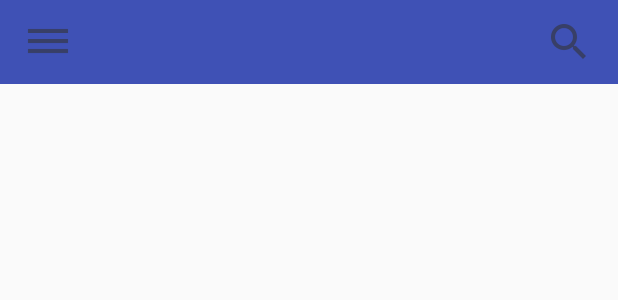
After one commit to LeeJunyeol/SportFacilitiesReservationApplication, an Android app: the layout basic_toolbar.xml on its own in the app's theme, with its tools: preview values and no code run, on a phone screen of 412 x 824 dp. The commit adds this screen. Shown: the top 300 px of the screen. Run offline under Robolectric (Android 15) with nearby library versions, the phone set to English and light mode, and no system bars.

Commit message:
기본 툴바 생성(프래그먼트로 각 레이아웃에 추가)

```diff
--- a/app/build.gradle
+++ b/app/build.gradle
@@ -24,7 +24,8 @@ dependencies {
     androidTestCompile('com.android.support.test.espresso:espresso-core:2.2.2', {
         exclude group: 'com.android.support', module: 'support-annotations'
     })
-    compile 'com.android.support:appcompat-v7:25.1.1'
+    compile 'com.android.support:appcompat-v7:25.3.1'
     compile 'com.android.support.constraint:constraint-layout:1.0.2'
     testCompile 'junit:junit:4.12'
+    compile 'com.android.support:design:25.3.1'
 }
--- a/app/src/main/AndroidManifest.xml
+++ b/app/src/main/AndroidManifest.xml
@@ -18,4 +18,4 @@
         </activity>
     </application>
 
-</manifest>
+    </manifest>
--- /dev/null
+++ b/app/src/main/res/layout/basic_toolbar.xml
@@ -0,0 +1,69 @@
+<?xml version="1.0" encoding="utf-8"?>
+<android.support.constraint.ConstraintLayout xmlns:android="http://schemas.android.com/apk/res/android"
+    xmlns:app="http://schemas.android.com/apk/res-auto"
+    xmlns:tools="http://schemas.android.com/tools"
+    android:layout_width="match_parent"
+    android:layout_height="wrap_content">
+
+    <android.support.constraint.ConstraintLayout
+        android:layout_width="0dp"
+        android:layout_height="wrap_content"
+        android:layout_marginBottom="0dp"
+        android:theme="@style/AppTheme.AppBarOverlay"
+        app:layout_constraintBottom_toBottomOf="parent"
+        app:layout_constraintHorizontal_bias="0.0"
+        app:layout_constraintLeft_toLeftOf="parent"
+        app:layout_constraintRight_toRightOf="parent"
+        app:layout_constraintTop_toTopOf="parent"
+        app:layout_constraintVertical_bias="0.0"
+        tools:layout_constraintLeft_creator="1"
+        tools:layout_constraintRight_creator="1"
+        android:id="@+id/constraintLayout">
+
+        <android.support.v7.widget.Toolbar
+            android:id="@+id/tb_common"
+            android:layout_width="0dp"
+            android:layout_height="wrap_content"
+            android:background="@color/colorPrimary"
+            app:layout_constraintBottom_toBottomOf="parent"
+            app:layout_constraintHorizontal_bias="0.0"
+            app:layout_constraintLeft_toLeftOf="parent"
+            app:layout_constraintRight_toRightOf="parent"
+            app:layout_constraintTop_toTopOf="parent"
+            app:layout_constraintVertical_bias="0.0"
+            app:popupTheme="@style/AppTheme.PopupOverlay" />
+
+        <ImageView
+            android:id="@+id/imgv_list"
+            android:layout_width="wrap_content"
+            android:layout_height="wrap_content"
+            app:layout_constraintBottom_toBottomOf="parent"
+            app:layout_constraintHorizontal_bias="0.042"
+            app:layout_constraintLeft_toLeftOf="parent"
+            app:layout_constraintRight_toRightOf="parent"
+            app:layout_constraintTop_toTopOf="parent"
+            app:srcCompat="@drawable/ic_open_drawer"
+            android:contentDescription="@string/ic_tb_list"/>
+
+        <ImageView
+            android:id="@+id/imgv_serarch"
+            android:layout_width="wrap_content"
+            android:layout_height="wrap_content"
+            android:layout_marginBottom="8dp"
+            android:layout_marginEnd="8dp"
+            android:layout_marginLeft="8dp"
+            android:layout_marginRight="8dp"
+            android:layout_marginStart="8dp"
+            android:layout_marginTop="8dp"
+            app:layout_constraintBottom_toBottomOf="parent"
+            app:layout_constraintHorizontal_bias="0.977"
+            app:layout_constraintLeft_toLeftOf="parent"
+            app:layout_constraintRight_toRightOf="@+id/tb_common"
+            app:layout_constraintTop_toTopOf="parent"
+            app:srcCompat="@drawable/ic_search_facilities"
+            android:contentDescription="@string/ic_tb_search"/>
+
+    </android.support.constraint.ConstraintLayout>
+
+
+</android.support.constraint.ConstraintLayout>
--- a/app/src/main/res/values/strings.xml
+++ b/app/src/main/res/values/strings.xml
@@ -1,3 +1,5 @@
 <resources>
     <string name="app_name">SportFacilitiesReservationApplication</string>
+    <string name="ic_tb_list">네이게이션 드로워 보기</string>
+    <string name="ic_tb_search">체육시설 검색</string>
 </resources>
--- a/app/src/main/res/values/styles.xml
+++ b/app/src/main/res/values/styles.xml
@@ -1,11 +1,14 @@
 <resources>
 
     <!-- Base application theme. -->
-    <style name="AppTheme" parent="Theme.AppCompat.Light.DarkActionBar">
-        <!-- Customize your theme here. -->
+    <style name="AppTheme" parent="Theme.AppCompat.Light.NoActionBar">
         <item name="colorPrimary">@color/colorPrimary</item>
         <item name="colorPrimaryDark">@color/colorPrimaryDark</item>
         <item name="colorAccent">@color/colorAccent</item>
     </style>
 
+    <style name="AppTheme.AppBarOverlay" parent="ThemeOverlay.AppCompat.Dark.ActionBar" />
+    <style name="AppTheme.PopupOverlay" parent="ThemeOverlay.AppCompat.Light" />
+    <item name="minTabContentSize" type="dimen" format="dimension">400dp</item>
+
 </resources>
```
Also changed, not shown: app/src/main/res/layout/activity_main.xml (+11 -29 lines), app/src/main/res/drawable-hdpi/ic_open_drawer.png (added), app/src/main/res/drawable-hdpi/ic_search_facilities.png (added), app/src/main/res/drawable-mdpi/ic_open_drawer.png (added), app/src/main/res/drawable-mdpi/ic_search_facilities.png (added), app/src/main/res/drawable-xhdpi/ic_open_drawer.png (added), app/src/main/res/drawable-xhdpi/ic_search_facilities.png (added), app/src/main/res/drawable-xxhdpi/ic_open_drawer.png (added), app/src/main/res/drawable-xxhdpi/ic_search_facilities.png (added).
